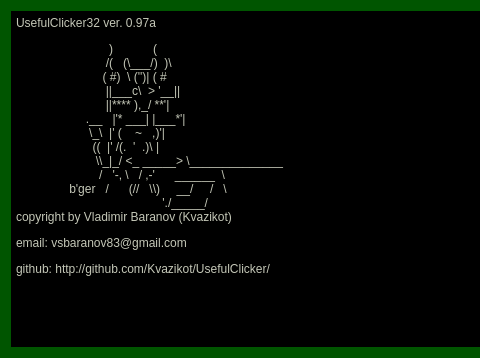
This is UsefulClicker32/UsefulClicker32/ui/aboutbox.ui in Kvazikot/UsefulClicker as Qt 5 draws it before an edit; both pictures show x 0 to 480 and y 0 to 358 of the 701 by 358 pixel window. The edited form follows.
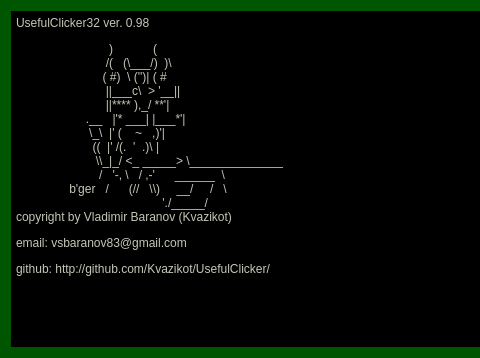
This is the edited form.

The edit to the form file:
```diff
--- a/UsefulClicker32/UsefulClicker32/ui/aboutbox.ui
+++ b/UsefulClicker32/UsefulClicker32/ui/aboutbox.ui
@@ -34,7 +34,7 @@
 &lt;html&gt;&lt;head&gt;&lt;meta name=&quot;qrichtext&quot; content=&quot;1&quot; /&gt;&lt;style type=&quot;text/css&quot;&gt;
 p, li { white-space: pre-wrap; }
 &lt;/style&gt;&lt;/head&gt;&lt;body style=&quot; font-family:'MS Shell Dlg 2'; font-size:8.25pt; font-weight:400; font-style:normal;&quot;&gt;
-&lt;p style=&quot; margin-top:0px; margin-bottom:0px; margin-left:0px; margin-right:0px; -qt-block-indent:0; text-indent:0px;&quot;&gt;&lt;span style=&quot; font-family:'Courier New'; font-size:9pt;&quot;&gt;UsefulClicker32 ver. 0.97a&lt;/span&gt;&lt;/p&gt;
+&lt;p style=&quot; margin-top:0px; margin-bottom:0px; margin-left:0px; margin-right:0px; -qt-block-indent:0; text-indent:0px;&quot;&gt;&lt;span style=&quot; font-family:'Courier New'; font-size:9pt;&quot;&gt;UsefulClicker32 ver. 0.98&lt;/span&gt;&lt;/p&gt;
 &lt;p style=&quot; margin-top:12px; margin-bottom:0px; margin-left:0px; margin-right:0px; -qt-block-indent:0; text-indent:0px;&quot;&gt;&lt;span style=&quot; font-family:'Courier New'; font-size:9pt;&quot;&gt;                            )            (&lt;/span&gt;&lt;/p&gt;
 &lt;p style=&quot; margin-top:0px; margin-bottom:0px; margin-left:0px; margin-right:0px; -qt-block-indent:0; text-indent:0px;&quot;&gt;&lt;span style=&quot; font-family:'Courier New'; font-size:9pt;&quot;&gt;                           /(   (\___/)  )\&lt;/span&gt;&lt;/p&gt;
 &lt;p style=&quot; margin-top:0px; margin-bottom:0px; margin-left:0px; margin-right:0px; -qt-block-indent:0; text-indent:0px;&quot;&gt;&lt;span style=&quot; font-family:'Courier New'; font-size:9pt;&quot;&gt;                          ( #)  \ ('')| ( #&lt;/span&gt;&lt;/p&gt;
```
